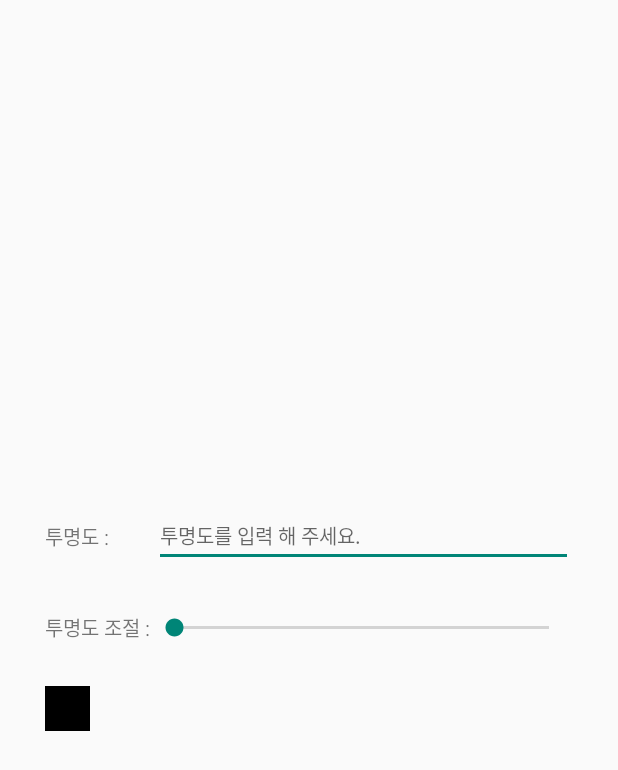
After one commit to kangraemin/RxJavaStudy, an Android app: the NoneObserverPatternActivity screen opened directly, with no data from a screen before it, on a phone screen of 412 x 824 dp. The commit adds this screen. Shown: the top 770 px of the screen. Run offline under Robolectric (Android 15) with nearby library versions, the phone set to English and light mode, and no system bars.

Commit message:
[Add] Example activity did not use observer pattern
- Rename NonObserverPatternActivity -> NoneObserverPatternActivity

```diff
--- a/AndroidProject/app/src/main/AndroidManifest.xml
+++ b/AndroidProject/app/src/main/AndroidManifest.xml
@@ -9,6 +9,7 @@
         android:roundIcon="@mipmap/ic_launcher_round"
         android:supportsRtl="true"
         android:theme="@style/Theme.AppCompat.Light.NoActionBar">
+        <activity android:name=".observerpattern.NoneObserverPatternActivity"></activity>
         <activity android:name=".MainActivity">
             <intent-filter>
                 <action android:name="android.intent.action.MAIN" />
--- a/AndroidProject/app/src/main/java/com/example/rxjavalecture/ExampleItem.kt
+++ b/AndroidProject/app/src/main/java/com/example/rxjavalecture/ExampleItem.kt
@@ -2,8 +2,8 @@ package com.example.rxjavalecture
 
 import android.app.Activity
 import androidx.annotation.StringRes
-import com.example.rxjavalecture.observerpattern.NonObserverPatternActivity
+import com.example.rxjavalecture.observerpattern.NoneObserverPatternActivity
 
 enum class ExampleItem(val destinationClass: Class<out Activity>, @StringRes val exampleTitleRes: Int) {
-    NONE_OBSERVER_PATTERN(NonObserverPatternActivity::class.java, R.string.first_week_observer_pattern_example_first)
+    NONE_OBSERVER_PATTERN(NoneObserverPatternActivity::class.java, R.string.first_week_observer_pattern_example_first)
 }
--- /dev/null
+++ b/AndroidProject/app/src/main/java/com/example/rxjavalecture/observerpattern/NoneObserverPatternActivity.kt
@@ -0,0 +1,99 @@
+package com.example.rxjavalecture.observerpattern
+
+import android.os.Bundle
+import android.text.Editable
+import android.text.TextWatcher
+import android.util.Log
+import android.widget.EditText
+import android.widget.ImageView
+import android.widget.SeekBar
+import android.widget.TextView
+import androidx.appcompat.app.AppCompatActivity
+import com.example.rxjavalecture.R
+import com.example.rxjavalecture.TAG_OBSERVER_PATTERN
+import com.example.rxjavalecture.util.toInt
+
+class NoneObserverPatternActivity : AppCompatActivity() {
+
+    private lateinit var etPercent: EditText
+    private lateinit var sbPercent: SeekBar
+    private lateinit var tvPercent: TextView
+    private lateinit var imgOpacityResult: ImageView
+
+    private var disableSeekBarChangeListener = false
+    private var disableEditTextChangeListener = false
+
+    private val seekBarChangeListener = object : SeekBar.OnSeekBarChangeListener {
+        override fun onProgressChanged(seekBar: SeekBar?, progress: Int, fromUser: Boolean) {
+            if (!disableSeekBarChangeListener) {
+                Log.d(TAG_OBSERVER_PATTERN, "progress = $progress in SeekBar")
+                updateUIBySeekBar(progress)
+            }
+        }
+
+        override fun onStartTrackingTouch(seekBar: SeekBar?) {
+
+        }
+
+        override fun onStopTrackingTouch(seekBar: SeekBar?) {
+
+        }
+    }
+
+    private val textWatcher = object : TextWatcher {
+        override fun beforeTextChanged(s: CharSequence?, start: Int, count: Int, after: Int) {
+
+        }
+
+        override fun onTextChanged(s: CharSequence?, start: Int, before: Int, count: Int) {
+
+        }
+
+        override fun afterTextChanged(s: Editable?) {
+            if (!disableEditTextChangeListener) {
+                val percent = s.toInt()
+                if (isItProperRangeNumber(percent)) {
+                    Log.d(TAG_OBSERVER_PATTERN, "percent = $percent in EditText")
+                    updateUIByEditText(percent)
+                }
+            }
+        }
+    }
+
+    override fun onCreate(savedInstanceState: Bundle?) {
+        super.onCreate(savedInstanceState)
+        setContentView(R.layout.activity_non_observer_pattern)
+
+        etPercent = findViewById(R.id.et_percent)
+        sbPercent = findViewById(R.id.sb_percent)
+        tvPercent = findViewById(R.id.tv_percent)
+        imgOpacityResult = findViewById(R.id.img_opacity_result)
+
+        sbPercent.setOnSeekBarChangeListener(seekBarChangeListener)
+        etPercent.addTextChangedListener(textWatcher)
+    }
+
+    private fun isItProperRangeNumber(inputNumber: Int): Boolean {
+        return inputNumber in 0..100
+    }
+
+    private fun updateUIByEditText(percent: Int) {
+        disableSeekBarChangeListener = true
+        sbPercent.progress = percent
+        disableSeekBarChangeListener = false
+        updateOpacityUI(percent)
+    }
+
+    private fun updateUIBySeekBar(percent: Int) {
+        disableEditTextChangeListener = true
+        etPercent.setText(percent.toString())
+        disableEditTextChangeListener = false
+        updateOpacityUI(percent)
+    }
+
+    private fun updateOpacityUI(percent: Int) {
+        tvPercent.text =
+            String.format(getString(R.string.first_week_observer_pattern_result_format), percent)
+        imgOpacityResult.alpha = percent / 100f
+    }
+}
--- /dev/null
+++ b/AndroidProject/app/src/main/java/com/example/rxjavalecture/util/Constants.kt
@@ -0,0 +1,3 @@
+package com.example.rxjavalecture
+
+const val TAG_OBSERVER_PATTERN = "observer_pattern : "
--- /dev/null
+++ b/AndroidProject/app/src/main/java/com/example/rxjavalecture/util/Extensions.kt
@@ -0,0 +1,10 @@
+package com.example.rxjavalecture.util
+
+import android.text.Editable
+
+fun Editable?.toInt(): Int {
+    if (this.isNullOrEmpty()) {
+        return 0
+    }
+    return toString().toInt()
+}
--- /dev/null
+++ b/AndroidProject/app/src/main/res/layout/activity_non_observer_pattern.xml
@@ -0,0 +1,78 @@
+<?xml version="1.0" encoding="utf-8"?>
+<FrameLayout xmlns:android="http://schemas.android.com/apk/res/android"
+    xmlns:app="http://schemas.android.com/apk/res-auto"
+    xmlns:tools="http://schemas.android.com/tools"
+    android:layout_width="match_parent"
+    android:layout_height="match_parent"
+    tools:context=".observerpattern.NoneObserverPatternActivity">
+
+    <androidx.constraintlayout.widget.ConstraintLayout
+        android:layout_width="match_parent"
+        android:layout_height="wrap_content"
+        android:layout_gravity="center_vertical"
+        android:paddingStart="30dp"
+        android:paddingEnd="30dp">
+
+        <TextView
+            android:id="@+id/tv_opacity_title"
+            android:layout_width="wrap_content"
+            android:layout_height="wrap_content"
+            android:text="@string/first_week_observer_pattern_opacity_title"
+            android:textSize="13sp"
+            app:layout_constraintBottom_toBottomOf="@id/et_percent"
+            app:layout_constraintStart_toStartOf="parent"
+            app:layout_constraintTop_toTopOf="@id/et_percent" />
+
+        <EditText
+            android:id="@+id/et_percent"
+            android:layout_width="0dp"
+            android:layout_height="wrap_content"
+            android:layout_marginStart="30dp"
+            android:hint="@string/first_week_observer_pattern_opacity_hint"
+            android:inputType="number"
+            android:textSize="13sp"
+            app:layout_constraintEnd_toEndOf="parent"
+            app:layout_constraintStart_toEndOf="@id/tv_opacity_title"
+            app:layout_constraintTop_toTopOf="parent" />
+
+        <TextView
+            android:id="@+id/tv_opacity_seek_bar_title"
+            android:layout_width="wrap_content"
+            android:layout_height="wrap_content"
+            android:layout_marginTop="30dp"
+            android:text="@string/first_week_observer_pattern_opacity_seek_bar_title"
+            android:textSize="13sp"
+            app:layout_constraintStart_toStartOf="parent"
+            app:layout_constraintTop_toBottomOf="@id/et_percent" />
+
+        <SeekBar
+            android:id="@+id/sb_percent"
+            android:layout_width="0dp"
+            android:layout_height="wrap_content"
+            app:layout_constraintBottom_toBottomOf="@id/tv_opacity_seek_bar_title"
+            app:layout_constraintEnd_toEndOf="parent"
+            app:layout_constraintStart_toEndOf="@id/tv_opacity_seek_bar_title"
+            app:layout_constraintTop_toTopOf="@id/tv_opacity_seek_bar_title" />
+
+        <ImageView
+            android:id="@+id/img_opacity_result"
+            android:layout_width="30dp"
+            android:layout_height="30dp"
+            android:layout_marginTop="30dp"
+            android:background="@color/black"
+            app:layout_constraintStart_toStartOf="parent"
+            app:layout_constraintTop_toBottomOf="@id/sb_percent" />
+
+        <TextView
+            android:id="@+id/tv_percent"
+            android:layout_width="wrap_content"
+            android:layout_height="wrap_content"
+            android:layout_marginStart="30dp"
+            android:textSize="13sp"
+            app:layout_constraintBottom_toBottomOf="@id/img_opacity_result"
+            app:layout_constraintStart_toEndOf="@id/img_opacity_result"
+            app:layout_constraintTop_toTopOf="@id/img_opacity_result" />
+
+    </androidx.constraintlayout.widget.ConstraintLayout>
+
+</FrameLayout>
--- a/AndroidProject/app/src/main/res/values/strings.xml
+++ b/AndroidProject/app/src/main/res/values/strings.xml
@@ -1,4 +1,8 @@
 <resources>
     <string name="app_name">RxJavaLecture</string>
+    <string name="first_week_observer_pattern_opacity_title">투명도 : </string>
+    <string name="first_week_observer_pattern_opacity_hint">투명도를 입력 해 주세요.</string>
+    <string name="first_week_observer_pattern_opacity_seek_bar_title">투명도 조절 : </string>
+    <string name="first_week_observer_pattern_result_format">투명도 : %d%%</string>
     <string name="first_week_observer_pattern_example_first">옵저버 패턴 소개 - 1</string>
 </resources>
```
